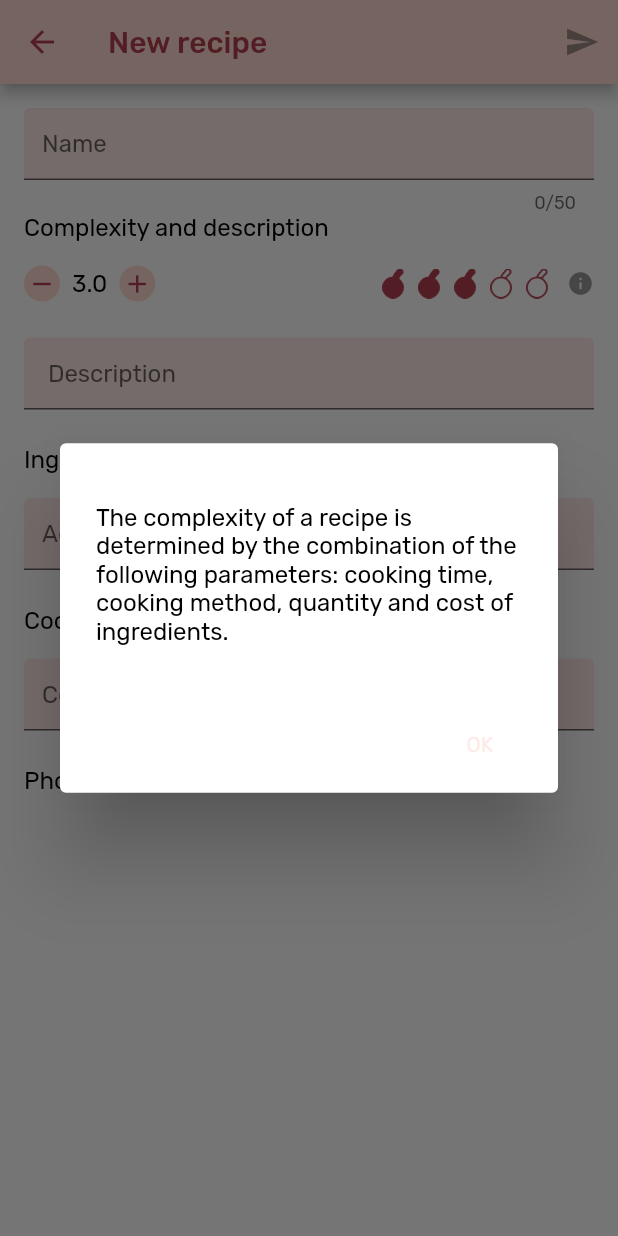
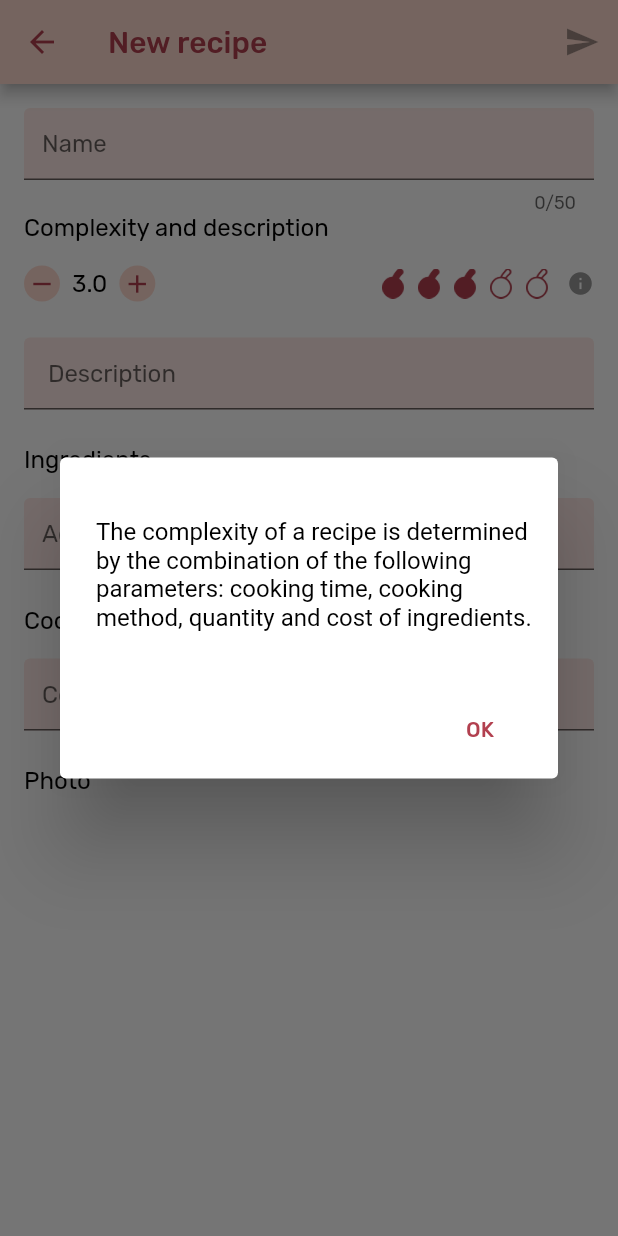
Before and after one commit to TortikiDev/mobile-app, a Flutter app: the CreateRecipeScreen screen opened directly, after a tap on the "remove" icon, after a tap on the "add" icon, after a tap on the "info" icon, on a phone screen of 412 x 824 dp. Run offline on Flutter 3.47's test engine with Material 2 defaults, Android fonts, the phone set to English and light mode, and no system bars; drawn by our look-alikes of flutter_rating_bar; our stand-ins replace cached_network_image, dio, equatable, flutter_bloc, image_picker, pinch_zoom and 2 more; accounts and stored records are empty.

Commit message:
add style for dialogs

```diff
--- a/lib/bloc/create_recipe/create_recipe_bloc.dart
+++ b/lib/bloc/create_recipe/create_recipe_bloc.dart
@@ -29,7 +29,7 @@ class CreateRecipeBloc extends BaseBloc<CreateRecipeEvent, CreateRecipeState> {
       final complexity = min(state.complexity + 0.5, 5.0);
       yield state.copy(complexity: complexity);
     } else if (event is MinusComplexity) {
-      final complexity = max(state.complexity - 0.5, 0.0);
+      final complexity = max(state.complexity - 0.5, 0.5);
       yield state.copy(complexity: complexity);
     }
   }
--- a/lib/ui/app_theme.dart
+++ b/lib/ui/app_theme.dart
@@ -40,6 +40,10 @@ final appTheme = ThemeData(
         selectionColor: _colorScheme.primaryVariant,
         selectionHandleColor: _colorScheme.onPrimary),
     dialogBackgroundColor: _colorScheme.surface,
+    dialogTheme: DialogTheme(
+      backgroundColor: _colorScheme.surface,
+      contentTextStyle: _textTheme.subtitle1,
+    ),
     bottomSheetTheme:
         BottomSheetThemeData(backgroundColor: _colorScheme.surface));
 
--- a/lib/ui/reusable/buttons/dialog_button.dart
+++ b/lib/ui/reusable/buttons/dialog_button.dart
@@ -10,11 +10,10 @@ class DialogButton extends StatelessWidget {
   Widget build(BuildContext context) {
     return FlatButton(
       onPressed: onPressed,
-      child: Text(title,
-          style: TextStyle(
-              fontWeight: FontWeight.normal,
-              color: Theme.of(context).accentColor,
-              fontSize: 14)),
+      child: Text(
+        title,
+        style: Theme.of(context).textTheme.button,
+      ),
     );
   }
 }
```
